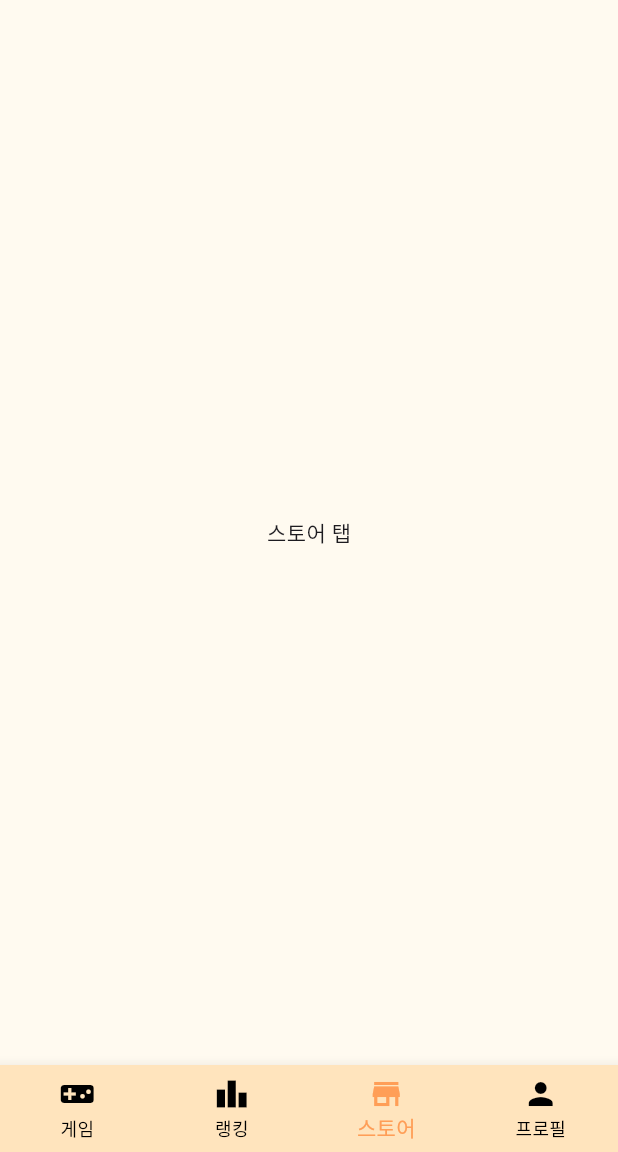
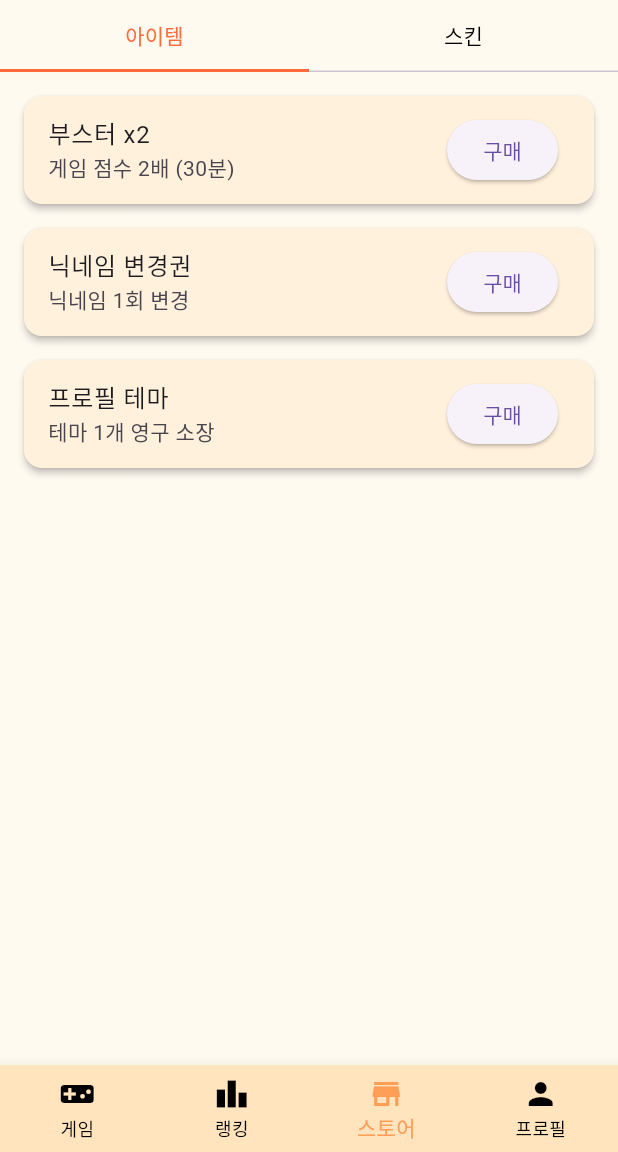
Before and after one commit to niw5924/mini-world, a Flutter app: the screen it shows once a user with an empty profile is signed in, item 3 of the bottom bar chosen, on a phone screen of 412 x 824 dp, the part 84-1236 px from its top. Run offline on Flutter 3.47's test engine with Material 3 defaults, Android fonts, the phone set to English and light mode, and no system bars; our stand-ins replace firebase_auth, firebase_core, flutter_dotenv, google_sign_in; accounts and stored records are empty; network calls fail; Roboto replaces fonts that are missing (DungGeunMo).

Commit message:
feat: 상점 탭바 UI 구현(더미 아이템 추가)

```diff
--- a/lib/constants/app_colors.dart
+++ b/lib/constants/app_colors.dart
@@ -1,11 +1,13 @@
 import 'package:flutter/material.dart';
 
 class AppColors {
+  static const Color primary = Color(0xFFFF9E57);
+  static const Color secondary = Color(0xFFFFC7A3);
+  static const Color accent = Color(0xFFFF6B3D);
+
   static const Color scaffoldBackground = Color(0xFFFFFAF0);
   static const Color appBarBackground = Color(0xFFFFD699);
   static const Color bottomNavBackground = Color(0xFFFFE4BD);
   static const Color cardBackground = Color(0xFFFFF1DC);
   static const Color textFieldBackground = Color(0xFFFFF1E6);
-  static const Color primary = Color(0xFFFF9E57);
-  static const Color secondary = Color(0xFFFFC7A3);
 }
--- a/lib/store/store_tab.dart
+++ b/lib/store/store_tab.dart
@@ -1,10 +1,74 @@
 import 'package:flutter/material.dart';
+import 'package:mini_world/constants/app_colors.dart';
 
 class StoreTab extends StatelessWidget {
   const StoreTab({super.key});
 
   @override
   Widget build(BuildContext context) {
-    return const Center(child: Text('스토어 탭'));
+    return DefaultTabController(
+      length: 2,
+      child: Column(
+        children: [
+          const TabBar(
+            indicatorSize: TabBarIndicatorSize.tab,
+            indicatorColor: AppColors.accent,
+            labelColor: AppColors.accent,
+            unselectedLabelColor: Colors.black,
+            tabs: [Tab(text: '아이템'), Tab(text: '스킨')],
+          ),
+          Expanded(
+            child: TabBarView(
+              children: [
+                _StoreList(
+                  items: const [
+                    ('부스터 x2', '게임 점수 2배 (30분)'),
+                    ('닉네임 변경권', '닉네임 1회 변경'),
+                    ('프로필 테마', '테마 1개 영구 소장'),
+                  ],
+                ),
+                _StoreList(
+                  items: const [
+                    ('기본 아바타 스킨', '심플한 기본 스타일'),
+                    ('네온 스킨', '형광 네온 컬러 세트'),
+                    ('레트로 스킨', '8비트 감성 팩'),
+                  ],
+                ),
+              ],
+            ),
+          ),
+        ],
+      ),
+    );
   }
 }
+
+class _StoreList extends StatelessWidget {
+  final List<(String, String)> items;
+
+  const _StoreList({required this.items});
+
+  @override
+  Widget build(BuildContext context) {
+    return ListView.separated(
+      padding: const EdgeInsets.all(12),
+      itemCount: items.length,
+      separatorBuilder: (_, __) => const SizedBox(height: 8),
+      itemBuilder: (context, index) {
+        final (title, subtitle) = items[index];
+        return Card(
+          elevation: 2,
+          color: AppColors.cardBackground,
+          shape: RoundedRectangleBorder(
+            borderRadius: BorderRadius.circular(12),
+          ),
+          child: ListTile(
+            title: Text(title),
+            subtitle: Text(subtitle),
+            trailing: ElevatedButton(onPressed: () {}, child: const Text('구매')),
+          ),
+        );
+      },
+    );
+  }
+}
```
